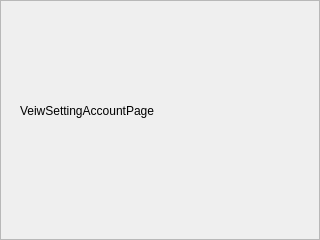
sharkpp/Jugemutter, file viewsettingaccountpage.ui: the form before one commit.
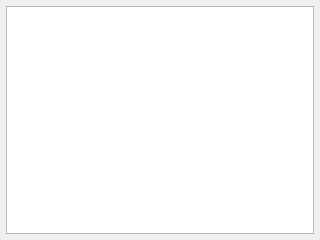
The form after the commit.

What changed in the file:
```diff
--- a/viewsettingaccountpage.ui
+++ b/viewsettingaccountpage.ui
@@ -14,24 +14,38 @@
    <string>Frame</string>
   </property>
   <property name="frameShape">
-   <enum>QFrame::StyledPanel</enum>
+   <enum>QFrame::NoFrame</enum>
   </property>
   <property name="frameShadow">
    <enum>QFrame::Raised</enum>
   </property>
-  <widget class="QLabel" name="label">
-   <property name="geometry">
-    <rect>
-     <x>20</x>
-     <y>80</y>
-     <width>201</width>
-     <height>61</height>
-    </rect>
+  <layout class="QHBoxLayout" name="horizontalLayout">
+   <property name="leftMargin">
+    <number>6</number>
    </property>
-   <property name="text">
-    <string>VeiwSettingAccountPage</string>
+   <property name="topMargin">
+    <number>6</number>
    </property>
-  </widget>
+   <property name="rightMargin">
+    <number>6</number>
+   </property>
+   <property name="bottomMargin">
+    <number>6</number>
+   </property>
+   <item>
+    <widget class="QTreeView" name="accountList">
+     <property name="frameShape">
+      <enum>QFrame::StyledPanel</enum>
+     </property>
+     <property name="rootIsDecorated">
+      <bool>false</bool>
+     </property>
+     <attribute name="headerVisible">
+      <bool>false</bool>
+     </attribute>
+    </widget>
+   </item>
+  </layout>
  </widget>
  <resources/>
  <connections/>
```
